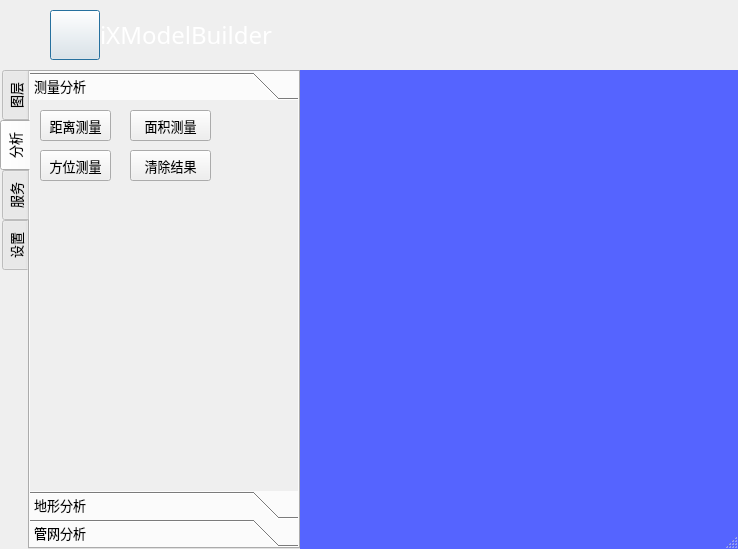
First picture: the form in SmartCity/application/iXModelBuilder/frmmain.ui, repository MySgeoffrey/EarthSDK, before the edit.
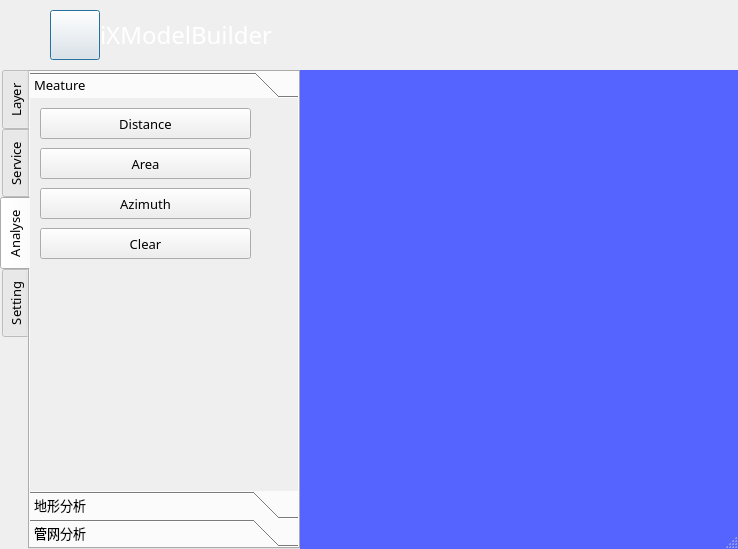
Second picture: the form after the edit. The open tabs and pages were chosen to show the change. Icons and pictures are not drawn.

The edit to the form file:
```diff
--- a/SmartCity/application/iXModelBuilder/frmmain.ui
+++ b/SmartCity/application/iXModelBuilder/frmmain.ui
@@ -386,7 +386,7 @@
             <normaloff>:/image/fullExtend.png</normaloff>:/image/fullExtend.png</iconset>
           </attribute>
           <attribute name="title">
-           <string>图层</string>
+           <string>Layer</string>
           </attribute>
           <layout class="QHBoxLayout" name="horizontalLayout_8">
            <property name="spacing">
@@ -531,13 +531,37 @@
            </item>
           </layout>
          </widget>
+         <widget class="QWidget" name="service_tab">
+          <attribute name="icon">
+           <iconset resource="rc.qrc">
+            <normaloff>:/image/tool.png</normaloff>:/image/tool.png</iconset>
+          </attribute>
+          <attribute name="title">
+           <string>Service</string>
+          </attribute>
+          <layout class="QHBoxLayout" name="horizontalLayout_11">
+           <property name="spacing">
+            <number>0</number>
+           </property>
+           <property name="margin">
+            <number>0</number>
+           </property>
+           <item>
+            <layout class="QGridLayout" name="serviceGridLayout">
+             <property name="spacing">
+              <number>0</number>
+             </property>
+            </layout>
+           </item>
+          </layout>
+         </widget>
          <widget class="QWidget" name="analyse_tab">
           <attribute name="icon">
            <iconset resource="rc.qrc">
             <normaloff>:/image/analyse.png</normaloff>:/image/analyse.png</iconset>
           </attribute>
           <attribute name="title">
-           <string>分析</string>
+           <string>Analyse</string>
           </attribute>
           <layout class="QHBoxLayout" name="horizontalLayout_10">
            <property name="spacing">
@@ -559,19 +583,19 @@
                <rect>
                 <x>0</x>
                 <y>0</y>
-                <width>98</width>
-                <height>28</height>
+                <width>268</width>
+                <height>387</height>
                </rect>
               </property>
               <attribute name="label">
-               <string>测量分析</string>
+               <string>Meature</string>
               </attribute>
               <widget class="QPushButton" name="disMeature">
                <property name="geometry">
                 <rect>
                  <x>10</x>
                  <y>10</y>
-                 <width>71</width>
+                 <width>211</width>
                  <height>31</height>
                 </rect>
                </property>
@@ -579,7 +603,7 @@
                 <string notr="true"/>
                </property>
                <property name="text">
-                <string>距离测量</string>
+                <string>Distance</string>
                </property>
                <property name="checkable">
                 <bool>true</bool>
@@ -591,9 +615,9 @@
               <widget class="QPushButton" name="areaMeature">
                <property name="geometry">
                 <rect>
-                 <x>100</x>
-                 <y>10</y>
-                 <width>81</width>
+                 <x>10</x>
+                 <y>50</y>
+                 <width>211</width>
                  <height>31</height>
                 </rect>
                </property>
@@ -601,7 +625,7 @@
                 <string notr="true"/>
                </property>
                <property name="text">
-                <string>面积测量</string>
+                <string>Area</string>
                </property>
                <property name="checkable">
                 <bool>true</bool>
@@ -614,8 +638,8 @@
                <property name="geometry">
                 <rect>
                  <x>10</x>
-                 <y>50</y>
-                 <width>71</width>
+                 <y>90</y>
+                 <width>211</width>
                  <height>31</height>
                 </rect>
                </property>
@@ -623,7 +647,7 @@
                 <string notr="true"/>
                </property>
                <property name="text">
-                <string>方位测量</string>
+                <string>Azimuth</string>
                </property>
                <property name="checkable">
                 <bool>true</bool>
@@ -635,9 +659,9 @@
               <widget class="QPushButton" name="clearMeatureResult">
                <property name="geometry">
                 <rect>
-                 <x>100</x>
-                 <y>50</y>
-                 <width>81</width>
+                 <x>10</x>
+                 <y>130</y>
+                 <width>211</width>
                  <height>31</height>
                 </rect>
                </property>
@@ -645,7 +669,7 @@
                 <string notr="true"/>
                </property>
                <property name="text">
-                <string>清除结果</string>
+                <string>Clear</string>
                </property>
                <property name="checkable">
                 <bool>true</bool>
@@ -685,37 +709,13 @@
            </item>
           </layout>
          </widget>
-         <widget class="QWidget" name="service_tab">
-          <attribute name="icon">
-           <iconset resource="rc.qrc">
-            <normaloff>:/image/tool.png</normaloff>:/image/tool.png</iconset>
-          </attribute>
-          <attribute name="title">
-           <string>服务</string>
-          </attribute>
-          <layout class="QHBoxLayout" name="horizontalLayout_11">
-           <property name="spacing">
-            <number>0</number>
-           </property>
-           <property name="margin">
-            <number>0</number>
-           </property>
-           <item>
-            <layout class="QGridLayout" name="serviceGridLayout">
-             <property name="spacing">
-              <number>0</number>
-             </property>
-            </layout>
-           </item>
-          </layout>
-         </widget>
          <widget class="QWidget" name="service_tab_2">
           <attribute name="icon">
            <iconset resource="rc.qrc">
             <normaloff>:/image/setting.png</normaloff>:/image/setting.png</iconset>
           </attribute>
           <attribute name="title">
-           <string>设置</string>
+           <string>Setting</string>
           </attribute>
           <layout class="QHBoxLayout" name="horizontalLayout_9">
            <property name="spacing">
```
Left out of the diff: 60 changed lines with no effect on the pictures.
